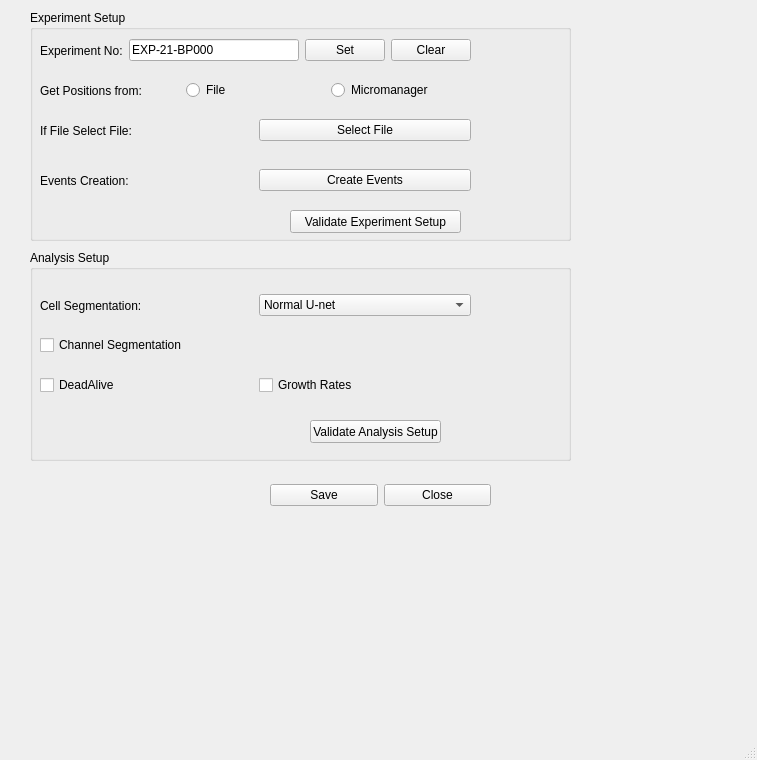
karempudi/GUIs, file setupWindow.ui: the form before one commit.
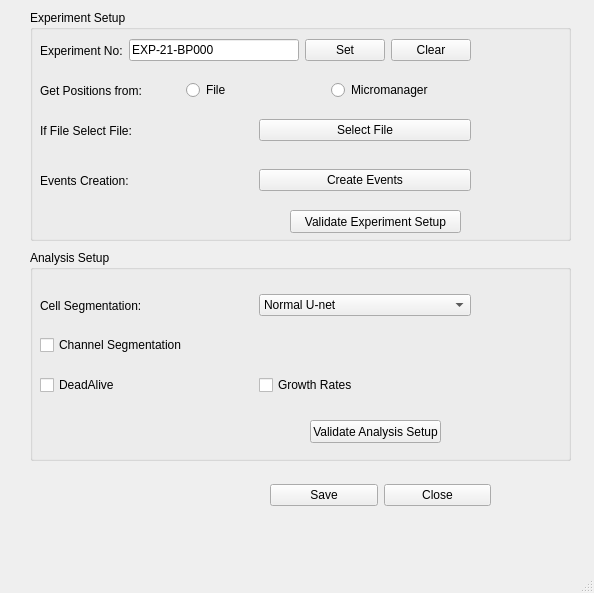
The form after the commit.

Commit message: Plotting seems to work inside widgets

```diff
--- a/setupWindow.ui
+++ b/setupWindow.ui
@@ -6,8 +6,8 @@
    <rect>
     <x>0</x>
     <y>0</y>
-    <width>757</width>
-    <height>760</height>
+    <width>594</width>
+    <height>593</height>
    </rect>
   </property>
   <property name="windowTitle">
```
Left out of the diff: 2 changed lines with no effect on the pictures. The commit also changes 6 other files.
